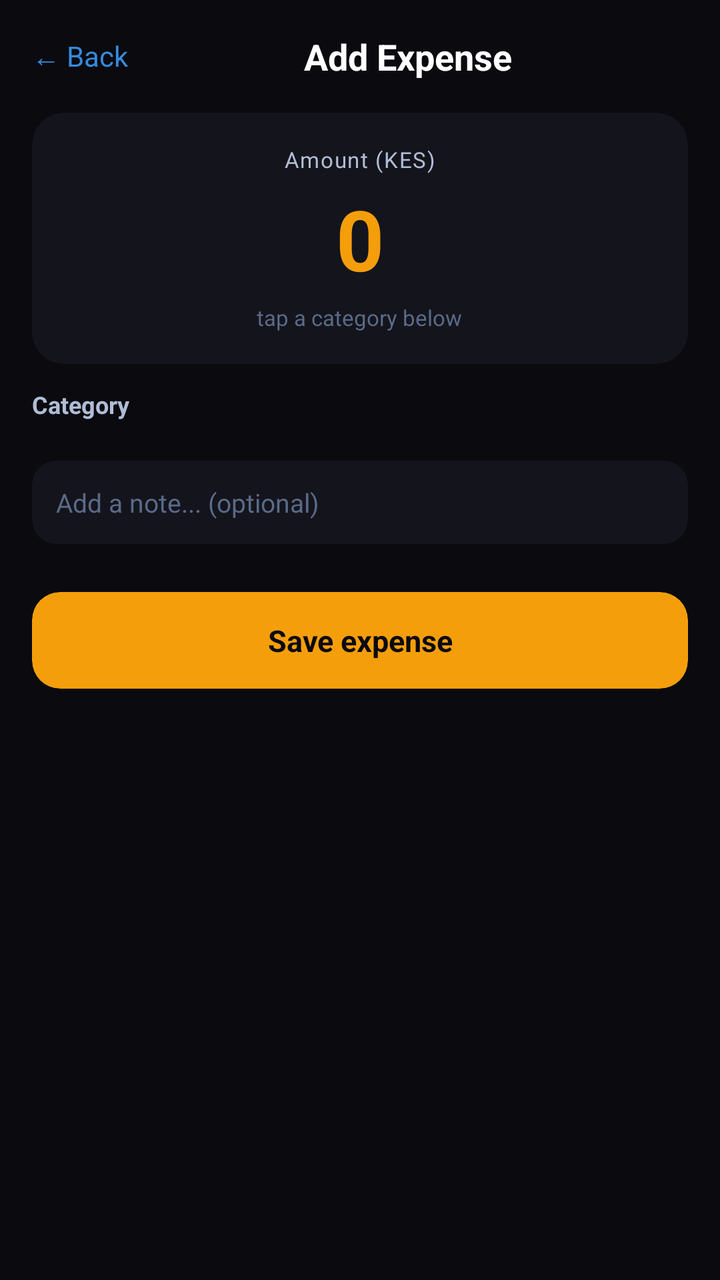
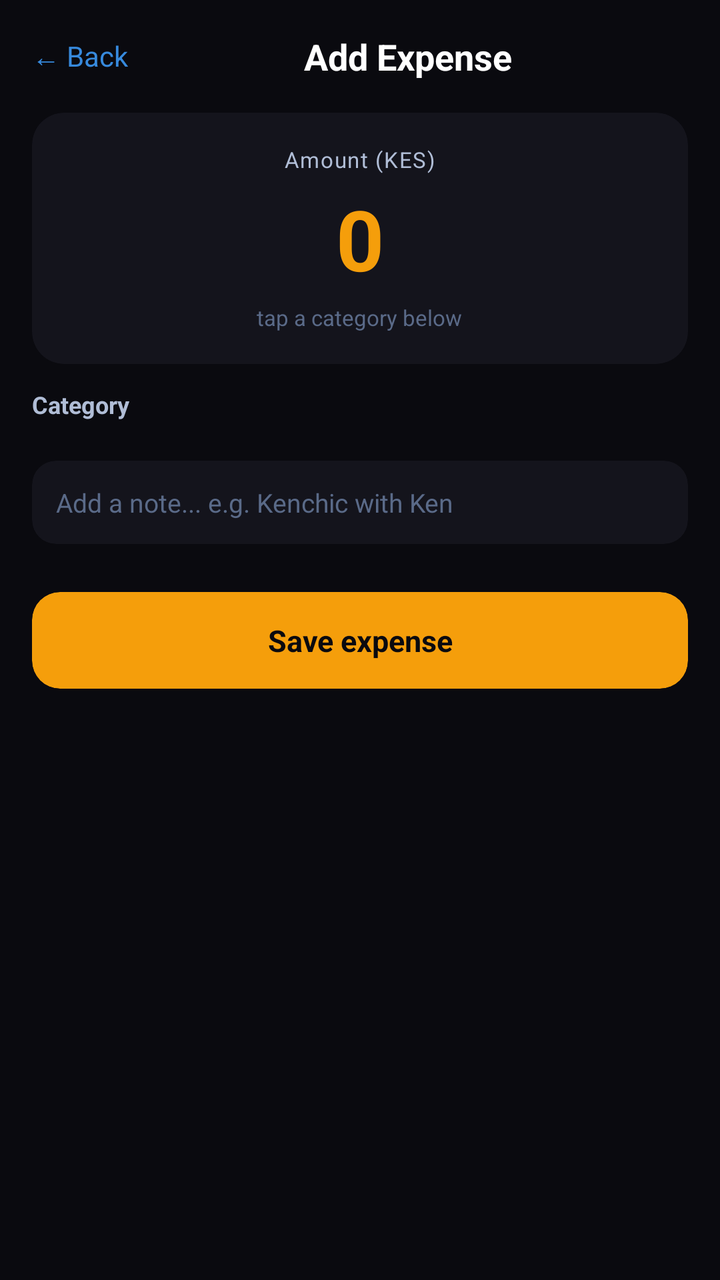

The first picture is an Android layout as it rendered before a commit; the second is the same layout after the commit. The layout source and the unified diff follow.
<!-- AndroidManifest.xml: application theme Theme.BudgetApp -->
<!-- res/layout/fragment_add_expense.xml -->
<?xml version="1.0" encoding="utf-8"?>
<LinearLayout
    xmlns:android="http://schemas.android.com/apk/res/android"
    xmlns:app="http://schemas.android.com/apk/res-auto"
    android:layout_width="match_parent"
    android:layout_height="match_parent"
    android:orientation="vertical"
    android:background="@color/bg_base">

    
    <LinearLayout
        android:layout_width="match_parent"
        android:layout_height="wrap_content"
        android:orientation="horizontal"
        android:padding="16dp"
        android:gravity="center_vertical">

        <TextView
            android:id="@+id/tv_back"
            android:layout_width="wrap_content"
            android:layout_height="wrap_content"
            android:text="← Back"
            android:textColor="@color/blue_accent"
            android:textSize="14sp"
            android:clickable="true"
            android:focusable="true"/>

        <TextView
            android:layout_width="0dp"
            android:layout_height="wrap_content"
            android:layout_weight="1"
            android:text="Add Expense"
            android:textColor="@color/text_primary"
            android:textSize="18sp"
            android:textStyle="bold"
            android:gravity="center"/>

        <TextView
            android:layout_width="wrap_content"
            android:layout_height="wrap_content"
            android:text=""
            android:textSize="14sp"/>

    </LinearLayout>

    
    <androidx.cardview.widget.CardView
        android:layout_width="match_parent"
        android:layout_height="wrap_content"
        android:layout_marginStart="16dp"
        android:layout_marginEnd="16dp"
        android:layout_marginBottom="12dp"
        app:cardBackgroundColor="@color/bg_card"
        app:cardCornerRadius="16dp"
        app:cardElevation="0dp">

        <LinearLayout
            android:layout_width="match_parent"
            android:layout_height="wrap_content"
            android:orientation="vertical"
            android:padding="16dp"
            android:gravity="center">

            <TextView
                android:layout_width="wrap_content"
                android:layout_height="wrap_content"
                android:text="Amount (KES)"
                android:textColor="@color/text_secondary"
                android:textSize="11sp"
                android:letterSpacing="0.05"/>

            <TextView
                android:id="@+id/tv_amount_display"
                android:layout_width="wrap_content"
                android:layout_height="wrap_content"
                android:text="0"
                android:textColor="@color/orange_bright"
                android:textSize="42sp"
                android:textStyle="bold"
                android:layout_marginTop="4dp"
                android:letterSpacing="-0.02"/>

            <TextView
                android:id="@+id/tv_selected_category"
                android:layout_width="wrap_content"
                android:layout_height="wrap_content"
                android:text="tap a category below"
                android:textColor="@color/text_tertiary"
                android:textSize="11sp"
                android:layout_marginTop="4dp"/>

        </LinearLayout>
    </androidx.cardview.widget.CardView>

    
    <TextView
        android:layout_width="wrap_content"
        android:layout_height="wrap_content"
        android:text="Category"
        android:textColor="@color/text_secondary"
        android:textSize="12sp"
        android:textStyle="bold"
        android:layout_marginStart="16dp"
        android:layout_marginBottom="8dp"/>

    
    <GridLayout
        android:id="@+id/grid_categories"
        android:layout_width="match_parent"
        android:layout_height="wrap_content"
        android:columnCount="4"
        android:layout_marginStart="16dp"
        android:layout_marginEnd="16dp"
        android:layout_marginBottom="12dp"/>

    
    <androidx.cardview.widget.CardView
        android:layout_width="match_parent"
        android:layout_height="wrap_content"
        android:layout_marginStart="16dp"
        android:layout_marginEnd="16dp"
        android:layout_marginBottom="12dp"
        app:cardBackgroundColor="@color/bg_card"
        app:cardCornerRadius="12dp"
        app:cardElevation="0dp">

        <EditText
            android:id="@+id/et_note"
            android:layout_width="match_parent"
            android:layout_height="wrap_content"
            android:hint="Add a note... (optional)"
            android:textColor="@color/text_primary"
            android:textColorHint="@color/text_tertiary"
            android:textSize="13sp"
            android:padding="12dp"
            android:background="@null"
            android:inputType="text"
            android:maxLines="1"/>

    </androidx.cardview.widget.CardView>

    
    <GridLayout
        android:layout_width="match_parent"
        android:layout_height="wrap_content"
        android:columnCount="3"
        android:layout_marginStart="16dp"
        android:layout_marginEnd="16dp"
        android:layout_marginBottom="12dp"
        android:id="@+id/grid_keypad"/>

    
    <androidx.cardview.widget.CardView
        android:layout_width="match_parent"
        android:layout_height="wrap_content"
        android:layout_marginStart="16dp"
        android:layout_marginEnd="16dp"
        app:cardBackgroundColor="@color/orange_bright"
        app:cardCornerRadius="14dp"
        app:cardElevation="0dp">

        <TextView
            android:id="@+id/btn_save"
            android:layout_width="match_parent"
            android:layout_height="wrap_content"
            android:text="Save expense"
            android:textColor="@color/bg_base"
            android:textSize="15sp"
            android:textStyle="bold"
            android:gravity="center"
            android:padding="14dp"
            android:clickable="true"
            android:focusable="true"/>

    </androidx.cardview.widget.CardView>

</LinearLayout>
<!-- resources referenced by this layout -->
<resources>
  <color name="bg_base">#0A0A0F</color>
  <color name="bg_card">#14141C</color>
  <color name="blue_accent">#378ADD</color>
  <color name="orange_bright">#F59E0B</color>
  <color name="text_primary">#FFFFFF</color>
  <color name="text_secondary">#B0BDD6</color>
  <color name="text_tertiary">#5A6A88</color>
  <style name="Theme.BudgetApp" parent="Base.Theme.BudgetApp" />
  <style name="Base.Theme.BudgetApp" parent="Theme.Material3.Dark">
          <item name="colorPrimary">@color/orange_bright</item>
          <item name="colorPrimaryVariant">@color/orange_dim</item>
          <item name="colorOnPrimary">@color/bg_base</item>
          <item name="colorSecondary">@color/blue_accent</item>
          <item name="colorOnSecondary">@color/text_primary</item>
          <item name="android:colorBackground">@color/bg_base</item>
          <item name="colorSurface">@color/bg_card</item>
          <item name="colorOnSurface">@color/text_primary</item>
          <item name="android:statusBarColor">@color/bg_base</item>
          <item name="android:navigationBarColor">@color/bg_base</item>
          <item name="android:windowLightStatusBar">false</item>
      </style>
  <color name="orange_dim">#FAC775</color>
</resources>

<!-- the commit's change to res/layout/fragment_add_expense.xml (unified diff, before → after) -->
@@ -1,177 +1,185 @@
 <?xml version="1.0" encoding="utf-8"?>
-<LinearLayout
+<ScrollView
     xmlns:android="http://schemas.android.com/apk/res/android"
     xmlns:app="http://schemas.android.com/apk/res-auto"
     android:layout_width="match_parent"
     android:layout_height="match_parent"
-    android:orientation="vertical"
-    android:background="@color/bg_base">
+    android:background="@color/bg_base"
+    android:fillViewport="true">
 
-    
     <LinearLayout
         android:layout_width="match_parent"
         android:layout_height="wrap_content"
-        android:orientation="horizontal"
-        android:padding="16dp"
-        android:gravity="center_vertical">
+        android:orientation="vertical"
+        android:background="@color/bg_base">
 
-        <TextView
-            android:id="@+id/tv_back"
-            android:layout_width="wrap_content"
-            android:layout_height="wrap_content"
-            android:text="← Back"
-            android:textColor="@color/blue_accent"
-            android:textSize="14sp"
-            android:clickable="true"
-            android:focusable="true"/>
-
-        <TextView
-            android:layout_width="0dp"
-            android:layout_height="wrap_content"
-            android:layout_weight="1"
-            android:text="Add Expense"
-            android:textColor="@color/text_primary"
-            android:textSize="18sp"
-            android:textStyle="bold"
-            android:gravity="center"/>
-
-        <TextView
-            android:layout_width="wrap_content"
-            android:layout_height="wrap_content"
-            android:text=""
-            android:textSize="14sp"/>
-
-    </LinearLayout>
-
-    
-    <androidx.cardview.widget.CardView
-        android:layout_width="match_parent"
-        android:layout_height="wrap_content"
-        android:layout_marginStart="16dp"
-        android:layout_marginEnd="16dp"
-        android:layout_marginBottom="12dp"
-        app:cardBackgroundColor="@color/bg_card"
-        app:cardCornerRadius="16dp"
-        app:cardElevation="0dp">
-
+        
         <LinearLayout
             android:layout_width="match_parent"
             android:layout_height="wrap_content"
-            android:orientation="vertical"
+            android:orientation="horizontal"
             android:padding="16dp"
-            android:gravity="center">
+            android:gravity="center_vertical">
+
+            <TextView
+                android:id="@+id/tv_back"
+                android:layout_width="wrap_content"
+                android:layout_height="wrap_content"
+                android:text="← Back"
+                android:textColor="@color/blue_accent"
+                android:textSize="14sp"
+                android:clickable="true"
+                android:focusable="true"/>
+
+            <TextView
+                android:layout_width="0dp"
+                android:layout_height="wrap_content"
+                android:layout_weight="1"
+                android:text="Add Expense"
+                android:textColor="@color/text_primary"
+                android:textSize="18sp"
+                android:textStyle="bold"
+                android:gravity="center"/>
 
             <TextView
                 android:layout_width="wrap_content"
                 android:layout_height="wrap_content"
-                android:text="Amount (KES)"
-                android:textColor="@color/text_secondary"
-                android:textSize="11sp"
-                android:letterSpacing="0.05"/>
+                android:text=""
+                android:textSize="14sp"/>
+
+        </LinearLayout>
+
+        
+        <androidx.cardview.widget.CardView
+            android:layout_width="match_parent"
+            android:layout_height="wrap_content"
+            android:layout_marginStart="16dp"
+            android:layout_marginEnd="16dp"
+            android:layout_marginBottom="12dp"
+            app:cardBackgroundColor="@color/bg_card"
+            app:cardCornerRadius="16dp"
+            app:cardElevation="0dp">
+
+            <LinearLayout
+                android:layout_width="match_parent"
+                android:layout_height="wrap_content"
+                android:orientation="vertical"
+                android:padding="16dp"
+                android:gravity="center">
+
+                <TextView
+                    android:layout_width="wrap_content"
+                    android:layout_height="wrap_content"
+                    android:text="Amount (KES)"
+                    android:textColor="@color/text_secondary"
+                    android:textSize="11sp"
+                    android:letterSpacing="0.05"/>
+
+                <TextView
+                    android:id="@+id/tv_amount_display"
+                    android:layout_width="wrap_content"
+                    android:layout_height="wrap_content"
+                    android:text="0"
+                    android:textColor="@color/orange_bright"
+                    android:textSize="42sp"
+                    android:textStyle="bold"
+                    android:layout_marginTop="4dp"
+                    android:letterSpacing="-0.02"/>
+
+                <TextView
+                    android:id="@+id/tv_selected_category"
+                    android:layout_width="wrap_content"
+                    android:layout_height="wrap_content"
+                    android:text="tap a category below"
+                    android:textColor="@color/text_tertiary"
+                    android:textSize="11sp"
+                    android:layout_marginTop="4dp"/>
+
+            </LinearLayout>
+        </androidx.cardview.widget.CardView>
+
+        
+        <TextView
+            android:layout_width="wrap_content"
+            android:layout_height="wrap_content"
+            android:text="Category"
+            android:textColor="@color/text_secondary"
+            android:textSize="12sp"
+            android:textStyle="bold"
+            android:layout_marginStart="16dp"
+            android:layout_marginBottom="8dp"/>
+
+        
+        <GridLayout
+            android:id="@+id/grid_categories"
+            android:layout_width="match_parent"
+            android:layout_height="wrap_content"
+            android:columnCount="4"
+            android:layout_marginStart="16dp"
+            android:layout_marginEnd="16dp"
+            android:layout_marginBottom="12dp"/>
+
+        
+        <androidx.cardview.widget.CardView
+            android:layout_width="match_parent"
+            android:layout_height="wrap_content"
+            android:layout_marginStart="16dp"
+            android:layout_marginEnd="16dp"
+            android:layout_marginBottom="12dp"
+            app:cardBackgroundColor="@color/bg_card"
+            app:cardCornerRadius="12dp"
+            app:cardElevation="0dp">
+
+            <EditText
+                android:id="@+id/et_note"
+                android:layout_width="match_parent"
+                android:layout_height="wrap_content"
+                android:hint="Add a note... e.g. Kenchic with Ken"
+                android:textColor="@color/text_primary"
+                android:textColorHint="@color/text_tertiary"
+                android:textSize="13sp"
+                android:padding="12dp"
+                android:background="@null"
+                android:inputType="text"
+                android:maxLines="1"/>
+
+        </androidx.cardview.widget.CardView>
+
+        
+        <GridLayout
+            android:id="@+id/grid_keypad"
+            android:layout_width="match_parent"
+            android:layout_height="wrap_content"
+            android:columnCount="3"
+            android:layout_marginStart="16dp"
+            android:layout_marginEnd="16dp"
+            android:layout_marginBottom="12dp"/>
+
+        
+        <androidx.cardview.widget.CardView
+            android:layout_width="match_parent"
+            android:layout_height="wrap_content"
+            android:layout_marginStart="16dp"
+            android:layout_marginEnd="16dp"
+            android:layout_marginBottom="24dp"
+            app:cardBackgroundColor="@color/orange_bright"
+            app:cardCornerRadius="14dp"
+            app:cardElevation="0dp">
 
             <TextView
-                android:id="@+id/tv_amount_display"
-                android:layout_width="wrap_content"
+                android:id="@+id/btn_save"
+                android:layout_width="match_parent"
                 android:layout_height="wrap_content"
-                android:text="0"
-                android:textColor="@color/orange_bright"
-                android:textSize="42sp"
+                android:text="Save expense"
+                android:textColor="@color/bg_base"
+                android:textSize="15sp"
                 android:textStyle="bold"
-                android:layout_marginTop="4dp"
-                android:letterSpacing="-0.02"/>
+                android:gravity="center"
+                android:padding="14dp"
+                android:clickable="true"
+                android:focusable="true"/>
 
-            <TextView
-                android:id="@+id/tv_selected_category"
-                android:layout_width="wrap_content"
-                android:layout_height="wrap_content"
-                android:text="tap a category below"
-                android:textColor="@color/text_tertiary"
-                android:textSize="11sp"
-                android:layout_marginTop="4dp"/>
+        </androidx.cardview.widget.CardView>
 
-        </LinearLayout>
-    </androidx.cardview.widget.CardView>
-
-    
-    <TextView
-        android:layout_width="wrap_content"
-        android:layout_height="wrap_content"
-        android:text="Category"
-        android:textColor="@color/text_secondary"
-        android:textSize="12sp"
-        android:textStyle="bold"
-        android:layout_marginStart="16dp"
-        android:layout_marginBottom="8dp"/>
-
-    
-    <GridLayout
-        android:id="@+id/grid_categories"
-        android:layout_width="match_parent"
-        android:layout_height="wrap_content"
-        android:columnCount="4"
-        android:layout_marginStart="16dp"
-        android:layout_marginEnd="16dp"
-        android:layout_marginBottom="12dp"/>
-
-    
-    <androidx.cardview.widget.CardView
-        android:layout_width="match_parent"
-        android:layout_height="wrap_content"
-        android:layout_marginStart="16dp"
-        android:layout_marginEnd="16dp"
-        android:layout_marginBottom="12dp"
-        app:cardBackgroundColor="@color/bg_card"
-        app:cardCornerRadius="12dp"
-        app:cardElevation="0dp">
-
-        <EditText
-            android:id="@+id/et_note"
-            android:layout_width="match_parent"
-            android:layout_height="wrap_content"
-            android:hint="Add a note... (optional)"
-            android:textColor="@color/text_primary"
-            android:textColorHint="@color/text_tertiary"
-            android:textSize="13sp"
-            android:padding="12dp"
-            android:background="@null"
-            android:inputType="text"
-            android:maxLines="1"/>
-
-    </androidx.cardview.widget.CardView>
-
-    
-    <GridLayout
-        android:layout_width="match_parent"
-        android:layout_height="wrap_content"
-        android:columnCount="3"
-        android:layout_marginStart="16dp"
-        android:layout_marginEnd="16dp"
-        android:layout_marginBottom="12dp"
-        android:id="@+id/grid_keypad"/>
-
-    
-    <androidx.cardview.widget.CardView
-        android:layout_width="match_parent"
-        android:layout_height="wrap_content"
-        android:layout_marginStart="16dp"
-        android:layout_marginEnd="16dp"
-        app:cardBackgroundColor="@color/orange_bright"
-        app:cardCornerRadius="14dp"
-        app:cardElevation="0dp">
-
-        <TextView
-            android:id="@+id/btn_save"
-            android:layout_width="match_parent"
-            android:layout_height="wrap_content"
-            android:text="Save expense"
-            android:textColor="@color/bg_base"
-            android:textSize="15sp"
-            android:textStyle="bold"
-            android:gravity="center"
-            android:padding="14dp"
-            android:clickable="true"
-            android:focusable="true"/>
-
-    </androidx.cardview.widget.CardView>
-
-</LinearLayout>
+    </LinearLayout>
+</ScrollView>
